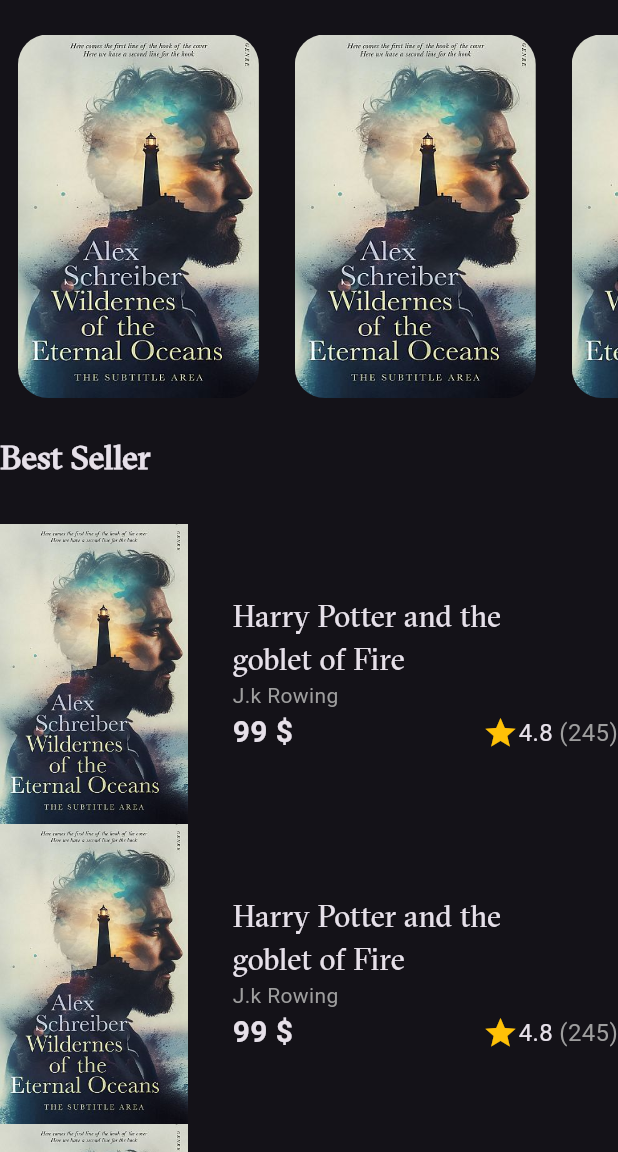
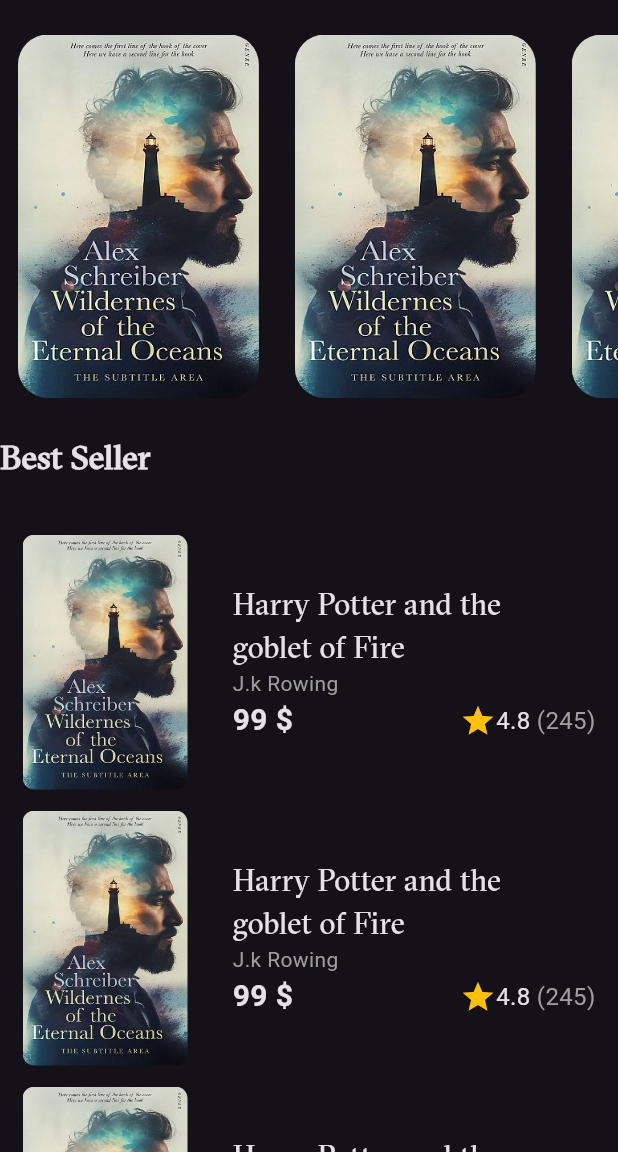
Before and after one commit to Aziz-Habbassi/BiblioGo, a Flutter app: the screen it shows after launch, on a phone screen of 412 x 824 dp, the part 84-1236 px from its top. Run offline on Flutter 3.47's test engine with Material 3 defaults, Android fonts, the phone set to English and light mode, and no system bars; our stand-ins replace bloc, flutter_bloc, flutter_svg, lottie; Roboto replaces fonts that are missing (Monserrat).

Commit message:
refactor the code and edit best seller items

```diff
--- a/lib/features/views/home_view/widgets/best_seller_item.dart
+++ b/lib/features/views/home_view/widgets/best_seller_item.dart
@@ -1,5 +1,6 @@
 import 'package:bibliogo/core/utils/assets.dart';
 import 'package:bibliogo/core/utils/styles.dart';
+import 'package:bibliogo/features/views/home_view/widgets/best_seller_rating.dart';
 import 'package:flutter/material.dart';
 
 class BestSellerItem extends StatelessWidget {
@@ -7,9 +8,21 @@ class BestSellerItem extends StatelessWidget {
 
   @override
   Widget build(BuildContext context) {
-    return Row(
+    return Padding(
+      padding: const EdgeInsets.symmetric(horizontal: 15, vertical: 7),
+      child: Row(
         children: [
-        Image.asset(cover, height: 200),
+          Container(
+            height: 170,
+            width: 110,
+            decoration: BoxDecoration(
+              borderRadius: BorderRadius.circular(8),
+              image: DecorationImage(
+                image: AssetImage(cover),
+                fit: BoxFit.fill,
+              ),
+            ),
+          ),
           SizedBox(width: 30),
           Expanded(
             child: Column(
@@ -45,24 +58,7 @@ class BestSellerItem extends StatelessWidget {
             ),
           ),
         ],
+      ),
     );
   }
 }
-
-class BestSellerRating extends StatelessWidget {
-  const BestSellerRating({super.key});
-
-  @override
-  Widget build(BuildContext context) {
-    return Row(
-      children: [
-        Icon(Icons.star, color: Colors.amber),
-        Text("4.8", style: Styles.style2.copyWith(fontSize: 16)),
-        Text(
-          " (245)",
-          style: Styles.style2.copyWith(fontSize: 16, color: Colors.grey),
-        ),
-      ],
-    );
-  }
-}
--- /dev/null
+++ b/lib/features/views/home_view/widgets/best_seller_rating.dart
@@ -0,0 +1,20 @@
+import 'package:bibliogo/core/utils/styles.dart';
+import 'package:flutter/material.dart';
+
+class BestSellerRating extends StatelessWidget {
+  const BestSellerRating({super.key});
+
+  @override
+  Widget build(BuildContext context) {
+    return Row(
+      children: [
+        Icon(Icons.star, color: Colors.amber),
+        Text("4.8", style: Styles.style2.copyWith(fontSize: 16)),
+        Text(
+          " (245)",
+          style: Styles.style2.copyWith(fontSize: 16, color: Colors.grey),
+        ),
+      ],
+    );
+  }
+}
--- a/pubspec.yaml
+++ b/pubspec.yaml
@@ -35,6 +35,7 @@ dependencies:
   flutter_bloc: ^9.1.1
   flutter_svg: ^2.2.0
   get: ^4.7.2
+  go_router: ^15.2.4
   lottie: ^3.3.1
 
 dev_dependencies:
```
Also changed, not shown: pubspec.lock. Lines whose indentation alone changed are shown as unchanged.
